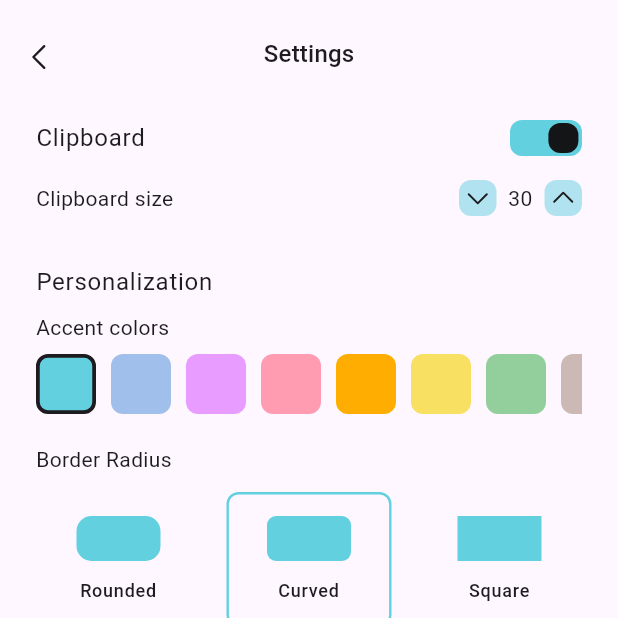
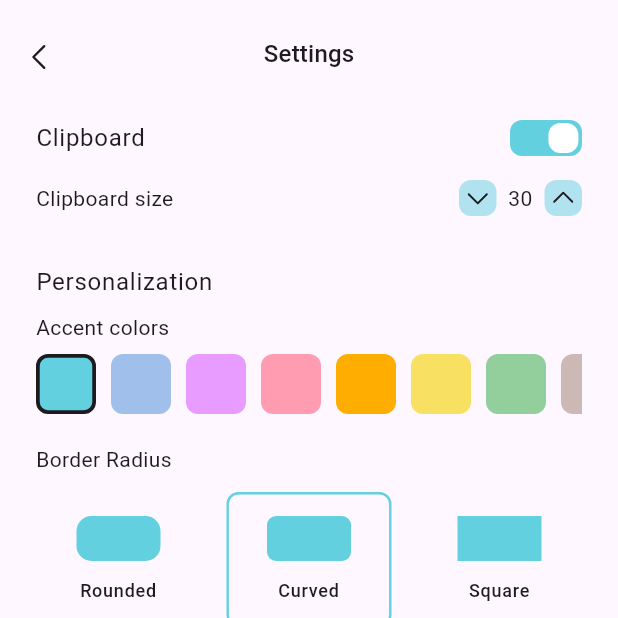
Before and after one commit to iamkartiknayak/historian, a Flutter app: the SettingsPage screen opened directly, on a phone screen of 412 x 824 dp, the top half of it. Run offline on Flutter 3.47's test engine with Material 3 defaults, Android fonts, the phone set to English and light mode, and no system bars; our stand-ins replace flutter_svg; missing offline and left inert: emojis; statements that could not run were skipped.

Commit message:
feat: improve theming in CustomSwitch with dynamic colors for light/dark modes

```diff
--- a/lib/features/settings/widgets/custom_switch.dart
+++ b/lib/features/settings/widgets/custom_switch.dart
@@ -16,6 +16,8 @@ class CustomSwitch extends StatelessWidget {
 
   @override
   Widget build(BuildContext context) {
+    final isLightTheme = Theme.of(context).brightness == Brightness.light;
+
     return Selector<SettingsProvider, (Animation<double>, double, Color)>(
       selector: (_, p1) => (p1.animation, p1.categoryOneRadius, p1.accentColor),
       builder: (context, value, _) {
@@ -32,7 +34,9 @@ class CustomSwitch extends StatelessWidget {
                     value.$2,
                   ),
                   color: Color.lerp(
-                    const Color(0xFF33302f),
+                    isLightTheme
+                        ? Colors.grey.shade300
+                        : const Color(0xFF33302f),
                     value.$3,
                     value.$1.value,
                   ),
@@ -50,7 +54,9 @@ class CustomSwitch extends StatelessWidget {
                           borderRadius: BorderRadius.circular(
                             value.$2,
                           ),
-                          color: const Color(0xFF141517),
+                          color: isLightTheme
+                              ? Colors.white
+                              : const Color(0xFF141517),
                         ),
                       ),
                     ),
```
